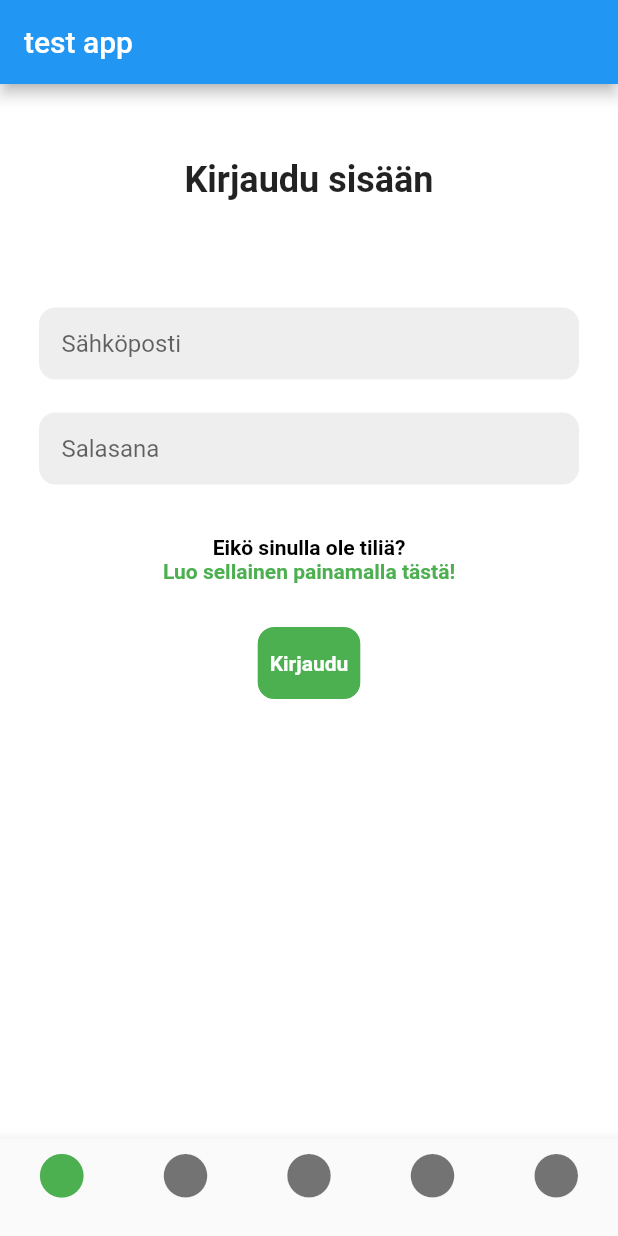
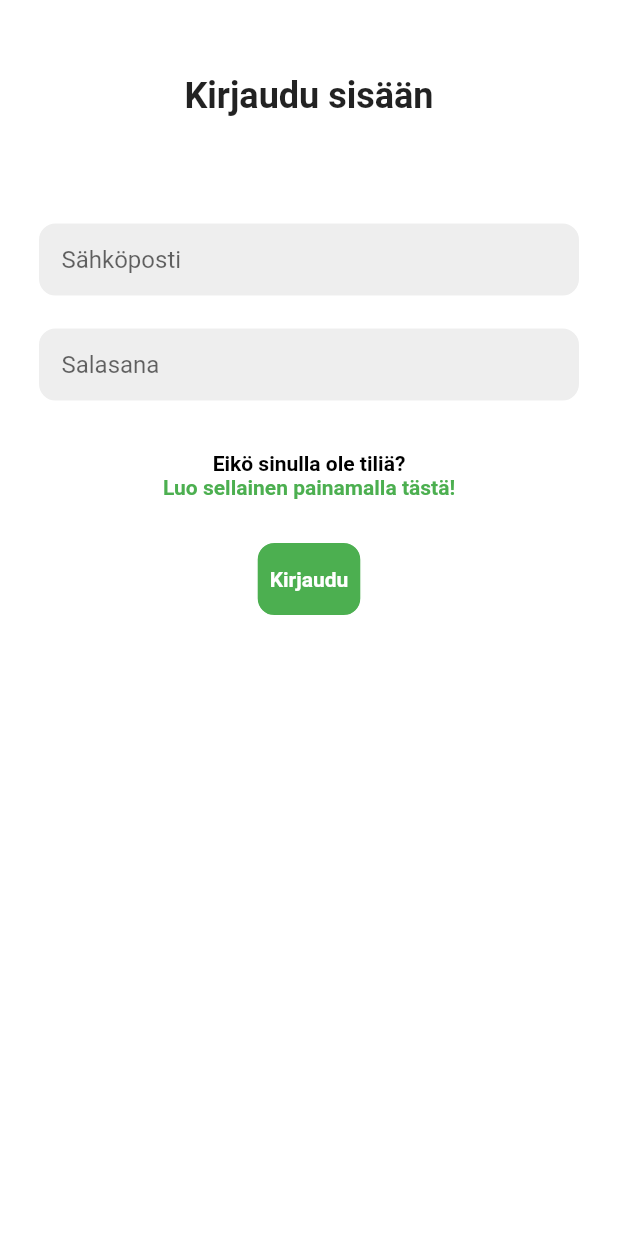
Before and after one commit to Mobiilikehitys-projekti-R6/Library-Application, a Flutter app: the screen it shows after launch, on a phone screen of 412 x 824 dp. Run offline on Flutter 3.47's test engine with Material 2 defaults, Android fonts, the phone set to English and light mode, and no system bars; our stand-ins replace table_calendar; missing offline and left inert: profile.

Commit message:
navigaatio bar poistettu käytöstä kirjaudu ja rekisteröinti sivulla

```diff
--- a/library_app/lib/login_page.dart
+++ /dev/null
@@ -1,122 +0,0 @@
-import 'package:flutter/material.dart';
-
-class LoginPage extends StatefulWidget {
-  const LoginPage({super.key});
-
-  @override
-  State<LoginPage> createState() => _LoginPageState();
-}
-
-class _LoginPageState extends State<LoginPage> {
-  @override
-  Widget build(BuildContext context) {
-    return Scaffold(
-        backgroundColor: Colors.white,
-        body: SafeArea(
-          child: Center(
-            child: Column(
-              children: [
-                const SizedBox(height: 50),
-                // Hello!
-                const Text('Kirjaudu sisään',
-                    style: TextStyle(
-                      fontWeight: FontWeight.bold,
-                      fontSize: 24,
-                    )),
-                const SizedBox(height: 70),
-                // email textfield
-                Padding(
-                  padding: const EdgeInsets.symmetric(horizontal: 25.0),
-                  child: Container(
-                    decoration: BoxDecoration(
-                      color: Colors.grey[200],
-                      border: Border.all(color: Colors.white),
-                      borderRadius: BorderRadius.circular(12),
-                    ),
-                    child: const Padding(
-                      padding: EdgeInsets.only(left: 15.0),
-                      child: TextField(
-                        decoration: InputDecoration(
-                          border: InputBorder.none,
-                          hintText: 'Sähköposti',
-                        ),
-                      ),
-                    ),
-                  ),
-                ),
-                const SizedBox(height: 20),
-                // password textfield
-                Padding(
-                  padding: const EdgeInsets.symmetric(horizontal: 25.0),
-                  child: Container(
-                    decoration: BoxDecoration(
-                      color: Colors.grey[200],
-                      border: Border.all(color: Colors.white),
-                      borderRadius: BorderRadius.circular(12),
-                    ),
-                    child: const Padding(
-                      padding: EdgeInsets.only(left: 15.0),
-                      child: TextField(
-                        obscureText: true,
-                        decoration: InputDecoration(
-                          border: InputBorder.none,
-                          hintText: 'Salasana',
-                        ),
-                      ),
-                    ),
-                  ),
-                ),
-                const SizedBox(height: 25),
-
-                // Eikö sinulla ole tiliä? Luo tili painamalla tästä! -teksti nappi.
-
-                TextButton(
-                  style: TextButton.styleFrom(
-                    foregroundColor: Colors.grey,
-                    textStyle: const TextStyle(
-                        fontWeight: FontWeight.normal, fontSize: 14),
-                  ),
-                  onPressed: () {},
-                  child: Column(
-                    children: const [
-                      Text(
-                        'Eikö sinulla ole tiliä?',
-                        style: TextStyle(
-                            fontWeight: FontWeight.bold, color: Colors.black),
-                      ),
-                      Text(
-                        'Luo sellainen painamalla tästä!',
-                        style: TextStyle(
-                            fontWeight: FontWeight.bold, color: Colors.green),
-                      ),
-                    ],
-                  ),
-                ),
-                const SizedBox(height: 20),
-
-                // Kirjaudu sisään -nappi
-                Container(
-                  decoration: BoxDecoration(
-                      color: Colors.green,
-                      border: Border.all(color: Colors.white),
-                      borderRadius: BorderRadius.circular(12)),
-                  child: TextButton(
-                    style: TextButton.styleFrom(
-                      foregroundColor: Colors.grey,
-                      textStyle: const TextStyle(
-                          fontWeight: FontWeight.bold, fontSize: 14),
-                    ),
-                    onPressed: () {},
-                    child: const Text(
-                      'Kirjaudu',
-                      style: TextStyle(color: Colors.white),
-                    ),
-                  ),
-                ),
-                // Unohditko salasanan -teksti
-              ],
-            ),
-          ),
-        ));
-  }
-}
--- a/library_app/lib/main.dart
+++ b/library_app/lib/main.dart
@@ -1,9 +1,10 @@
 import 'package:flutter/material.dart';
-import 'package:library_app/login_page.dart';
 import 'package:library_app/pages/books.dart';
 import 'package:library_app/pages/calendar.dart';
 import 'package:library_app/pages/home.dart';
 import 'package:library_app/pages/profile.dart';
+import 'package:library_app/pages/login_page.dart';
+import 'package:library_app/pages/register_page.dart';
 
 void main() => runApp(const MyApp());
 
@@ -13,7 +14,7 @@ class MyApp extends StatelessWidget {
   @override
   Widget build(BuildContext context) {
     return const MaterialApp(
-      home: MyStatefulWidget(),
+      home: LoginPage(),
       debugShowCheckedModeBanner: false,
     );
   }
@@ -29,7 +30,6 @@ class MyStatefulWidget extends StatefulWidget {
 class _MyStatefulWidgetState extends State<MyStatefulWidget> {
   int _selectedIndex = 0;
   static List<Widget> _widgetOptions = <Widget>[
-    LoginPage(),
     MyHome(),
     MyBooks(),
     MyCalendar(),
@@ -70,10 +70,6 @@ class _MyStatefulWidgetState extends State<MyStatefulWidget> {
             icon: Icon(Icons.circle, size: 35),
             label: '',
           ),
-          BottomNavigationBarItem(
-            icon: Icon(Icons.circle, size: 35),
-            label: '',
-          ),
         ],
         currentIndex: _selectedIndex,
         selectedItemColor: Colors.green,
--- a/library_app/lib/pages/login_page.dart
+++ b/library_app/lib/pages/login_page.dart
@@ -1,4 +1,5 @@
 import 'package:flutter/material.dart';
+import 'package:library_app/main.dart';
 import 'package:library_app/pages/register_page.dart';
 
 class LoginPage extends StatefulWidget {
@@ -113,7 +114,13 @@ class _LoginPageState extends State<LoginPage> {
                       textStyle: const TextStyle(
                           fontWeight: FontWeight.bold, fontSize: 14),
                     ),
-                    onPressed: () {},
+                    onPressed: () {
+                      Navigator.push(
+                        context,
+                        MaterialPageRoute(
+                            builder: (context) => const MyStatefulWidget()),
+                      );
+                    },
                     child: const Text(
                       'Kirjaudu',
                       style: TextStyle(color: Colors.white),
```
